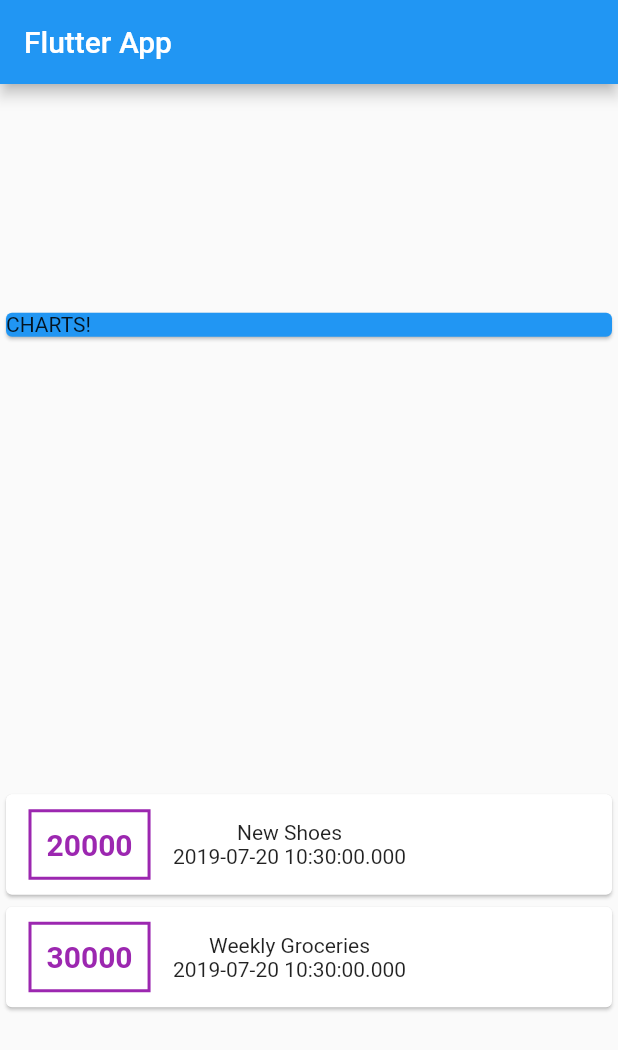
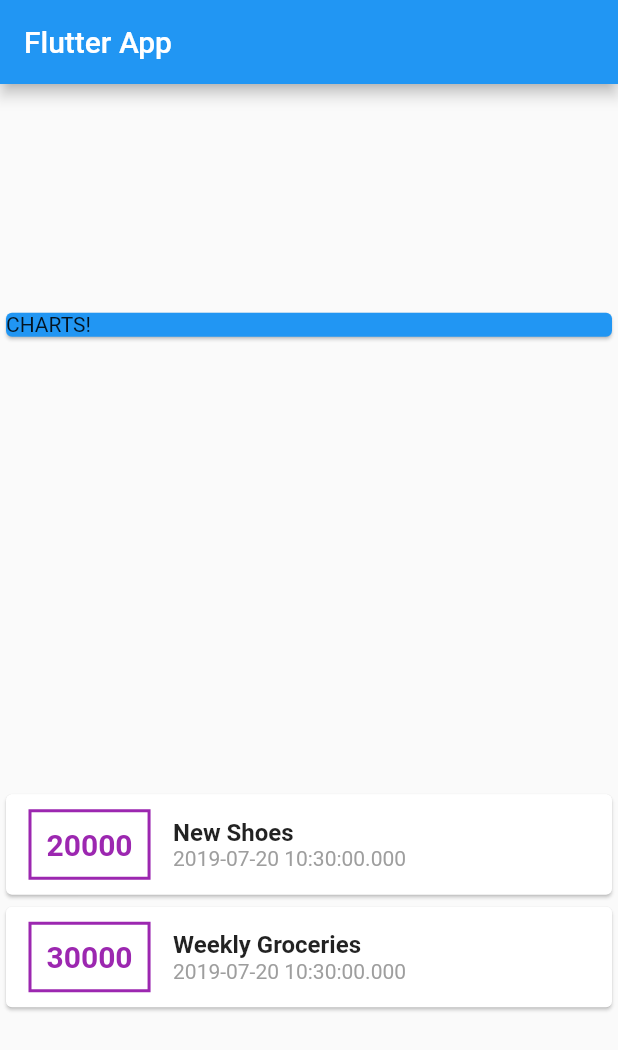
Before and after one commit to mcndoungerii/expensesApp, a Flutter app: the screen it shows after launch, on a phone screen of 412 x 824 dp. Shown: the top 1050 px of the screen. Run offline on Flutter 3.47's test engine with Material 2 defaults, Android fonts, the phone set to English and light mode, and no system bars.

Commit message:
More Styling..!

```diff
--- a/lib/main.dart
+++ b/lib/main.dart
@@ -64,9 +64,19 @@ class MyHomePage extends StatelessWidget {
                       ),
                     ),
                     Column(
+                      crossAxisAlignment: CrossAxisAlignment.start,
                       children: <Widget>[
-                        Text(transaction.title),
-                        Text(transaction.date.toString())
+                        Text(
+                          transaction.title,
+                          style: TextStyle(
+                            fontSize: 16,
+                            fontWeight: FontWeight.bold,
+                          ),
+                        ),
+                        Text(
+                          transaction.date.toString(),
+                          style: TextStyle(color: Colors.grey),
+                        )
                       ],
                     )
                   ],
```
